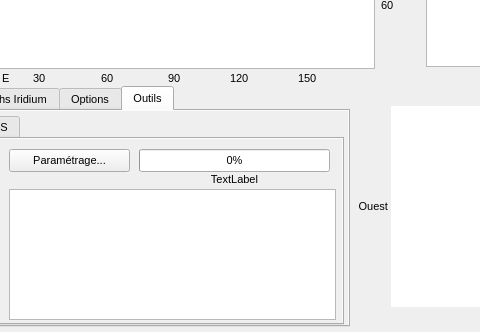
mconsidine/previsat_archive, file previsat.ui: the form before one commit; both pictures show x 434 to 914 and y 358 to 690 of the 1068 by 690 pixel window.
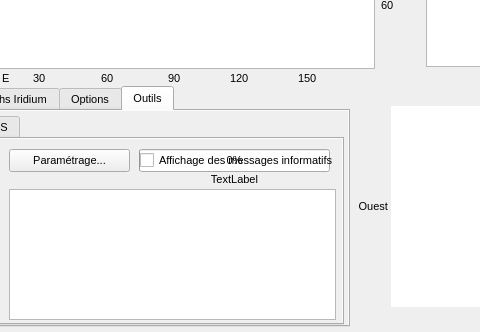
The form after the commit. The open tabs and pages were chosen to show the change. Icons and pictures are not drawn.

Commit message: Desactivation possible des messages lors de la mise a jour des TLE

```diff
--- a/previsat.ui
+++ b/previsat.ui
@@ -7060,6 +7060,19 @@
                <string>Fichier à mettre à jour :</string>
               </property>
              </widget>
+             <widget class="QCheckBox" name="affichageMsgMAJ">
+              <property name="geometry">
+               <rect>
+                <x>560</x>
+                <y>13</y>
+                <width>201</width>
+                <height>17</height>
+               </rect>
+              </property>
+              <property name="text">
+               <string>Affichage des messages informatifs</string>
+              </property>
+             </widget>
             </widget>
             <widget class="QWidget" name="extractionFichierTLE">
              <property name="mouseTracking">
```
The commit also changes 4 other files.
